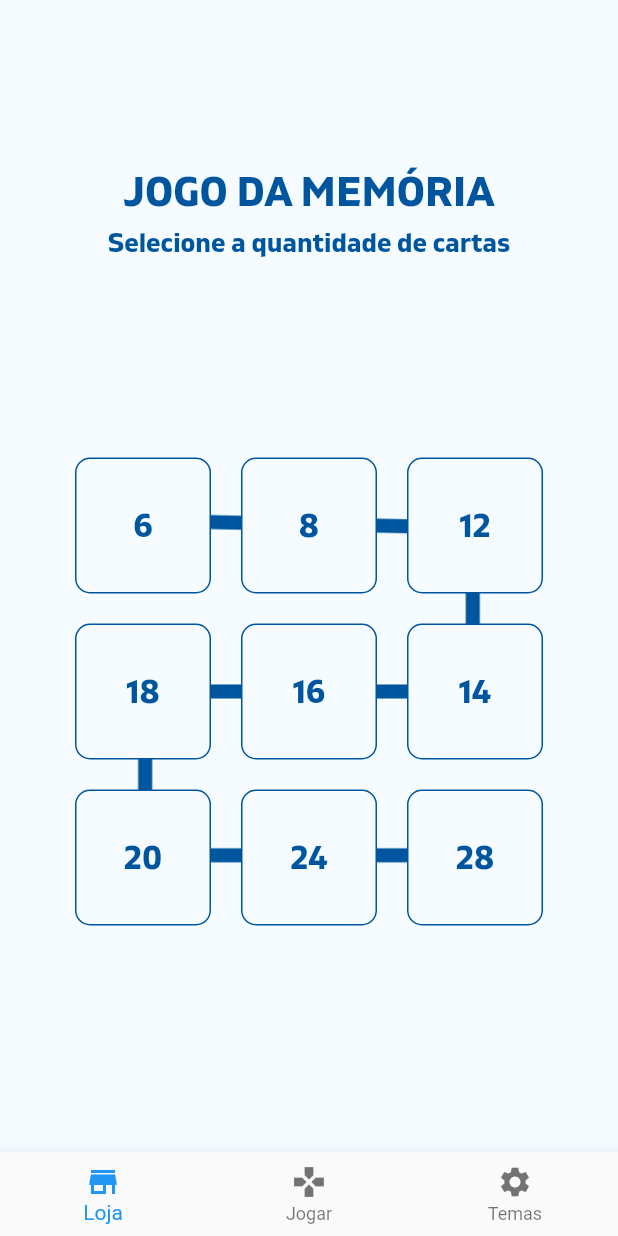
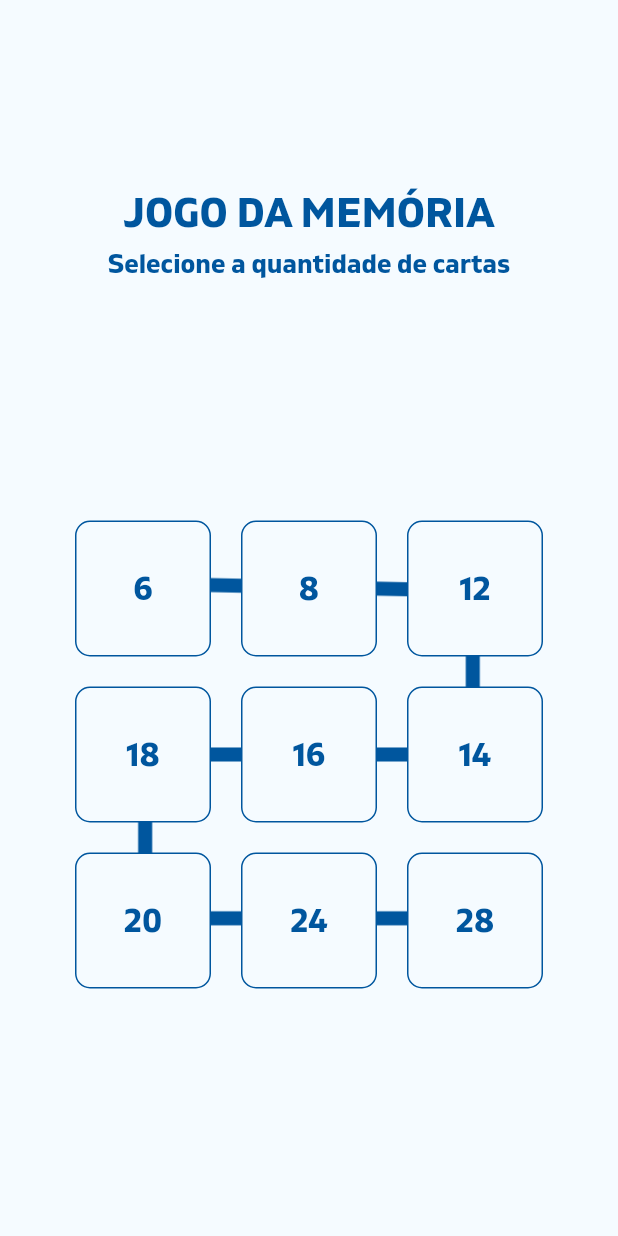
Before and after one commit to RJustoX/Flutter_Games, a Flutter app: the MemoryGameHomeView screen opened directly, on a phone screen of 412 x 824 dp. Run offline on Flutter 3.47's test engine with Material 2 defaults, Android fonts, the phone set to English and light mode, and no system bars; our stand-ins replace flutter_mobx, hive_flutter, mobx, video_player; accounts and stored records are empty; generated files the repository leaves out were written again.

Commit message:
:construction: removendo menu inferior da main

```diff
--- a/lib/views/memory_game/memory_game_home.view.dart
+++ b/lib/views/memory_game/memory_game_home.view.dart
@@ -31,11 +31,11 @@ class _MemoryGameHomeViewState extends State<MemoryGameHomeView> {
           ),
         ),
       ),
-      bottomNavigationBar: BottomNavigationBar(items: const [
-        BottomNavigationBarItem(icon: Icon(Icons.store), label: 'Loja'),
-        BottomNavigationBarItem(icon: Icon(Icons.gamepad), label: 'Jogar'),
-        BottomNavigationBarItem(icon: Icon(Icons.settings), label: 'Temas'),
-      ]),
+      // bottomNavigationBar: BottomNavigationBar(items: const [
+      //   BottomNavigationBarItem(icon: Icon(Icons.store), label: 'Loja'),
+      //   BottomNavigationBarItem(icon: Icon(Icons.gamepad), label: 'Jogar'),
+      //   BottomNavigationBarItem(icon: Icon(Icons.settings), label: 'Temas'),
+      // ]),
     );
   }
 }
```
